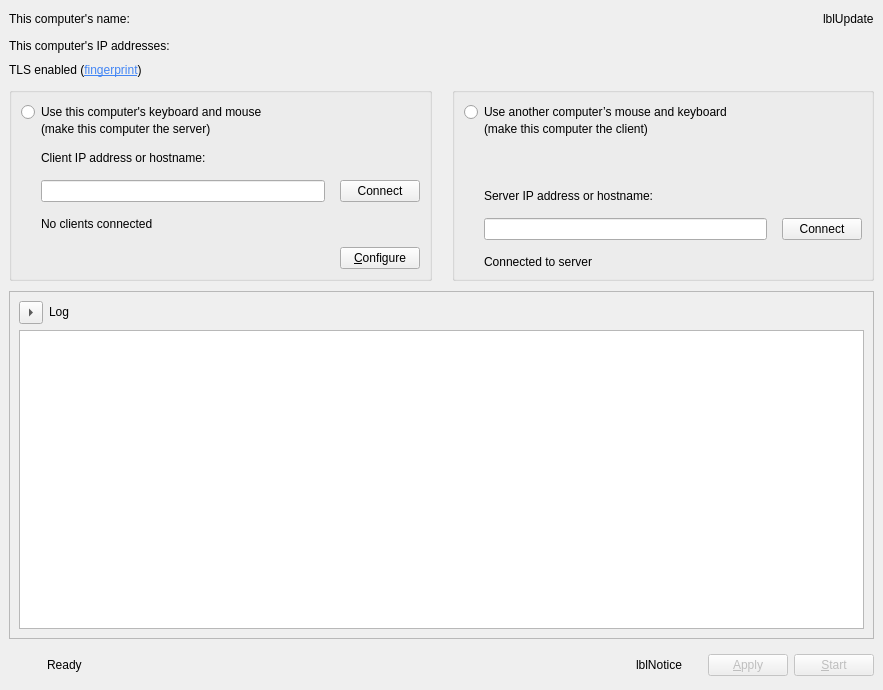
The window that src/apps/deskflow-gui/MainWindow.ui (deskflow/deskflow) describes before a commit, drawn with Qt 5.
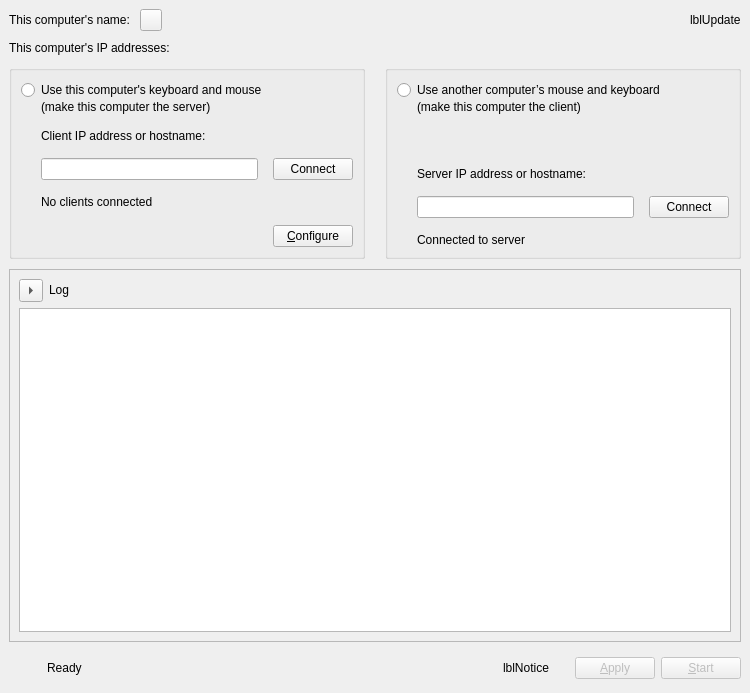
The same window after the commit. Icons and pictures are not drawn. Custom widgets are drawn as their Qt base class.

Commit message: refactor: allow the fingerprint dialog to show local keys and remote if needed

The edit to the form file:
```diff
--- a/src/apps/deskflow-gui/MainWindow.ui
+++ b/src/apps/deskflow-gui/MainWindow.ui
@@ -6,8 +6,8 @@
    <rect>
     <x>0</x>
     <y>0</y>
-    <width>883</width>
-    <height>690</height>
+    <width>750</width>
+    <height>693</height>
    </rect>
   </property>
   <property name="sizePolicy">
@@ -42,6 +42,43 @@
         </property>
        </widget>
       </item>
+      <item>
+       <widget class="QPushButton" name="btnLocalFingerprint">
+        <property name="sizePolicy">
+         <sizepolicy hsizetype="Fixed" vsizetype="Fixed">
+          <horstretch>0</horstretch>
+          <verstretch>0</verstretch>
+         </sizepolicy>
+        </property>
+        <property name="minimumSize">
+         <size>
+          <width>22</width>
+          <height>22</height>
+         </size>
+        </property>
+        <property name="maximumSize">
+         <size>
+          <width>22</width>
+          <height>22</height>
+         </size>
+        </property>
+        <property name="toolTip">
+         <string>Show local fingerprints</string>
+        </property>
+        <property name="text">
+         <string/>
+        </property>
+        <property name="icon">
+         <iconset theme="fingerprint"/>
+        </property>
+        <property name="iconSize">
+         <size>
+          <width>22</width>
+          <height>27</height>
+         </size>
+        </property>
+       </widget>
+      </item>
       <item>
        <spacer name="m_pSpacerUpdate">
         <property name="orientation">
@@ -89,22 +126,6 @@
       </property>
      </widget>
     </item>
-    <item>
-     <widget class="QLabel" name="lblMyFingerprint">
-      <property name="sizePolicy">
-       <sizepolicy hsizetype="Preferred" vsizetype="Fixed">
-        <horstretch>0</horstretch>
-        <verstretch>0</verstretch>
-       </sizepolicy>
-      </property>
-      <property name="text">
-       <string>&lt;html&gt;&lt;head/&gt;&lt;body&gt;&lt;p&gt;TLS enabled (&lt;a href=&quot;#&quot;&gt;&lt;span style=&quot; text-decoration: underline; color:#4285f4;&quot;&gt;fingerprint&lt;/span&gt;&lt;/a&gt;)&lt;/p&gt;&lt;/body&gt;&lt;/html&gt;</string>
-      </property>
-      <property name="textFormat">
-       <enum>Qt::TextFormat::RichText</enum>
-      </property>
-     </widget>
-    </item>
     <item>
      <widget class="QWidget" name="widgetModes" native="true">
       <property name="sizePolicy">
```
The commit also changes 12 other files.
